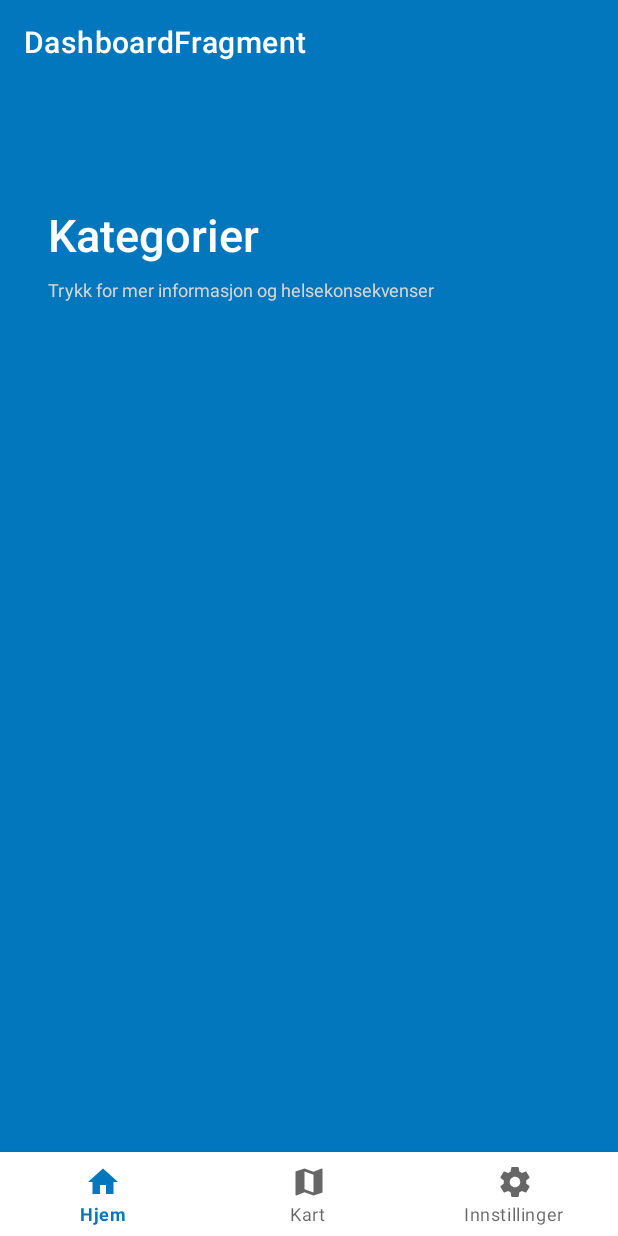
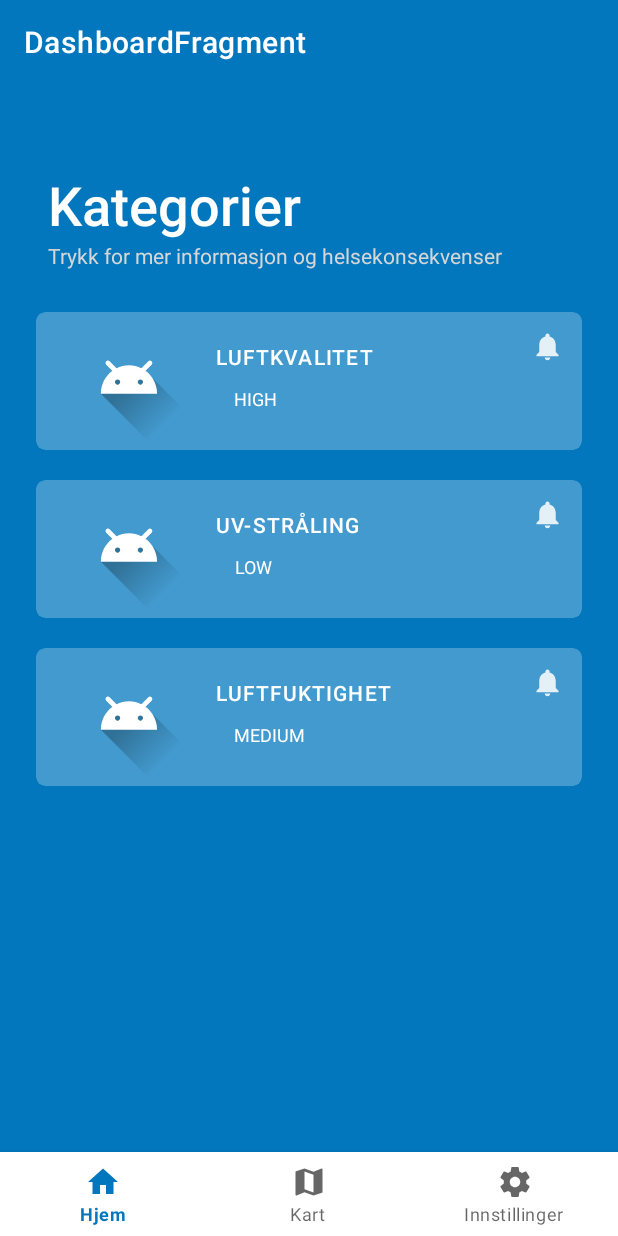
Before and after one commit to robinfroland/klimahelse, an Android app: the screen it shows after launch (MainActivity), after a tap on "FERDIG", on a phone screen of 412 x 824 dp. Run offline under Robolectric (Android 15) with nearby library versions, the phone set to English and light mode, and no system bars; our stand-ins replace navigation-ui; 1 other tap on this screen came first.

Commit message:
Submit enabled modules and tweak cardlayout

```diff
--- a/app/src/main/java/com/example/helse/adapters/ModuleAdapter.kt
+++ b/app/src/main/java/com/example/helse/adapters/ModuleAdapter.kt
@@ -28,7 +28,7 @@ class ModuleAdapter(private var enabledModules: ArrayList<ModuleCard>) : Recycle
         holder.module.module_title.text = category
         holder.module.module_dangerindicator.text = dangerIndicator
         when(dangerIndicator) {
-            "HIGH" -> holder.module.module_dangerindicator.setBackgroundResource(R.color.design_dark_default_color_error)
+            // change color and text of dangerindicator
         }
         if (pushEnabled) {
             holder.module.module_push.setImageResource(R.drawable.ic_notifications_enabled)
--- a/app/src/main/java/com/example/helse/ui/DashboardFragment.kt
+++ b/app/src/main/java/com/example/helse/ui/DashboardFragment.kt
@@ -25,6 +25,7 @@ class DashboardFragment : Fragment() {
     }
 
     override fun onViewCreated(view: View, savedInstanceState: Bundle?) {
+        submitModules()
         super.onViewCreated(view, savedInstanceState)
         val viewManager = LinearLayoutManager(context)
         viewAdapter = ModuleAdapter(enabledModules)
@@ -34,4 +35,11 @@ class DashboardFragment : Fragment() {
         }
     }
 
+    private fun submitModules() {
+        enabledModules = arrayListOf(
+            ModuleCard(R.drawable.ic_launcher_foreground, "luftkvalitet", "HIGH", true),
+            ModuleCard(R.drawable.ic_launcher_foreground, "UV-Stråling", "LOW", true),
+            ModuleCard(R.drawable.ic_launcher_foreground, "Luftfuktighet", "MEDIUM", true)
+        )
+    }
 }
--- a/app/src/main/res/drawable/dot_on_color.xml
+++ b/app/src/main/res/drawable/dot_on_color.xml
@@ -6,7 +6,7 @@
             android:shape="ring"
             android:thickness="4dp"
             android:useLevel="false">
-            <solid android:color="@color/dotWhite"/>
+            <solid android:color="@color/colorDotWhite"/>
         </shape>
     </item>
 </layer-list>
--- a/app/src/main/res/drawable/dot_on_white.xml
+++ b/app/src/main/res/drawable/dot_on_white.xml
@@ -6,7 +6,7 @@
             android:shape="ring"
             android:thickness="4dp"
             android:useLevel="false">
-            <solid android:color="@color/dotColor"/>
+            <solid android:color="@color/colorDot"/>
         </shape>
     </item>
 </layer-list>
--- a/app/src/main/res/drawable/ic_notifications_disabled.xml
+++ b/app/src/main/res/drawable/ic_notifications_disabled.xml
@@ -1,5 +1,5 @@
 <vector android:height="24dp" android:tint="#FFFFFF"
     android:viewportHeight="24.0" android:viewportWidth="24.0"
     android:width="24dp" xmlns:android="http://schemas.android.com/apk/res/android">
-    <path android:fillColor="@color/mtrl_on_primary_disabled" android:pathData="M12,22c1.1,0 2,-0.9 2,-2h-4c0,1.1 0.9,2 2,2zM18,16v-5c0,-3.07 -1.63,-5.64 -4.5,-6.32L13.5,4c0,-0.83 -0.67,-1.5 -1.5,-1.5s-1.5,0.67 -1.5,1.5v0.68C7.64,5.36 6,7.92 6,11v5l-2,2v1h16v-1l-2,-2zM16,17L8,17v-6c0,-2.48 1.51,-4.5 4,-4.5s4,2.02 4,4.5v6z"/>
+    <path android:fillColor="@color/colorPushIconDisabled" android:pathData="M12,22c1.1,0 2,-0.9 2,-2h-4c0,1.1 0.9,2 2,2zM18,16v-5c0,-3.07 -1.63,-5.64 -4.5,-6.32L13.5,4c0,-0.83 -0.67,-1.5 -1.5,-1.5s-1.5,0.67 -1.5,1.5v0.68C7.64,5.36 6,7.92 6,11v5l-2,2v1h16v-1l-2,-2zM16,17L8,17v-6c0,-2.48 1.51,-4.5 4,-4.5s4,2.02 4,4.5v6z"/>
 </vector>
--- a/app/src/main/res/drawable/ic_notifications_enabled.xml
+++ b/app/src/main/res/drawable/ic_notifications_enabled.xml
@@ -1,5 +1,5 @@
 <vector android:height="24dp" android:tint="#FFFFFF"
     android:viewportHeight="24.0" android:viewportWidth="24.0"
     android:width="24dp" xmlns:android="http://schemas.android.com/apk/res/android">
-    <path android:fillColor="@color/mtrl_on_primary_emphasis_medium" android:pathData="M12,22c1.1,0 2,-0.9 2,-2h-4c0,1.1 0.89,2 2,2zM18,16v-5c0,-3.07 -1.64,-5.64 -4.5,-6.32L13.5,4c0,-0.83 -0.67,-1.5 -1.5,-1.5s-1.5,0.67 -1.5,1.5v0.68C7.63,5.36 6,7.92 6,11v5l-2,2v1h16v-1l-2,-2z"/>
+    <path android:fillColor="@color/colorPushIconEnabled" android:pathData="M12,22c1.1,0 2,-0.9 2,-2h-4c0,1.1 0.89,2 2,2zM18,16v-5c0,-3.07 -1.64,-5.64 -4.5,-6.32L13.5,4c0,-0.83 -0.67,-1.5 -1.5,-1.5s-1.5,0.67 -1.5,1.5v0.68C7.63,5.36 6,7.92 6,11v5l-2,2v1h16v-1l-2,-2z"/>
 </vector>
--- a/app/src/main/res/layout/fragment_dashboard.xml
+++ b/app/src/main/res/layout/fragment_dashboard.xml
@@ -13,11 +13,11 @@
         android:layout_width="wrap_content"
         android:layout_height="wrap_content"
         android:layout_marginStart="32dp"
-        android:layout_marginTop="80dp"
+        android:layout_marginTop="56dp"
         android:fontFamily="sans-serif-medium"
         android:text="@string/categories"
         android:textColor="@color/colorWhite"
-        android:textSize="30sp"
+        android:textSize="36sp"
         app:layout_constraintStart_toStartOf="parent"
         app:layout_constraintTop_toTopOf="parent" />
 
@@ -26,10 +26,10 @@
         android:layout_width="wrap_content"
         android:layout_height="wrap_content"
         android:layout_marginStart="32dp"
-        android:layout_marginTop="8dp"
+        android:fontFamily="sans-serif"
         android:text="@string/categories_description"
-        android:textColor="@color/mtrl_on_primary_emphasis_medium"
-        android:textSize="12sp"
+        android:textColor="@color/mtrl_dark_on_primary_emphasis_medium"
+        android:textSize="14sp"
         app:layout_constraintStart_toStartOf="parent"
         app:layout_constraintTop_toBottomOf="@+id/dashboard_title" />
 
@@ -38,9 +38,8 @@
         android:layout_width="match_parent"
         android:layout_height="0dp"
         android:layout_marginStart="24dp"
-        android:layout_marginTop="24dp"
+        android:layout_marginTop="8dp"
         android:layout_marginEnd="24dp"
-        android:layout_marginBottom="32dp"
         app:layout_constraintBottom_toBottomOf="parent"
         app:layout_constraintEnd_toEndOf="parent"
         app:layout_constraintStart_toStartOf="parent"
--- a/app/src/main/res/layout/list_item_module.xml
+++ b/app/src/main/res/layout/list_item_module.xml
@@ -3,19 +3,20 @@
     xmlns:app="http://schemas.android.com/apk/res-auto"
     xmlns:tools="http://schemas.android.com/tools"
     android:layout_width="match_parent"
-    android:layout_height="match_parent"
+    android:layout_height="wrap_content"
     android:orientation="vertical"
     tools:background="@color/colorPrimary">
 
     <androidx.cardview.widget.CardView
-        android:id="@+id/moduleCard"
+        android:id="@+id/card_module"
         android:layout_width="match_parent"
-        android:layout_height="100dp"
-        android:layout_marginStart="8dp"
-        android:layout_marginTop="32dp"
-        android:layout_marginEnd="8dp"
+        android:layout_height="92dp"
+        android:layout_marginStart="0dp"
+        android:layout_marginTop="20dp"
+        android:layout_marginEnd="0dp"
         app:cardBackgroundColor="@color/moduleCardBackground"
-        app:cardCornerRadius="5dp">
+        app:cardCornerRadius="6dp"
+        app:cardElevation="0dp">
 
         <androidx.constraintlayout.widget.ConstraintLayout
             android:layout_width="match_parent"
@@ -28,49 +29,53 @@
                 android:layout_marginStart="8dp"
                 android:layout_marginTop="8dp"
                 android:layout_marginBottom="8dp"
+                android:contentDescription="MODULETEXT"
                 app:layout_constraintBottom_toBottomOf="parent"
                 app:layout_constraintStart_toStartOf="parent"
                 app:layout_constraintTop_toTopOf="parent"
-                app:srcCompat="@drawable/ic_launcher_foreground"
-                android:contentDescription="TODO" />
+                app:srcCompat="@drawable/ic_launcher_foreground" />
 
             <TextView
                 android:id="@+id/module_title"
                 android:layout_width="wrap_content"
                 android:layout_height="wrap_content"
-                android:layout_marginStart="16dp"
-                android:layout_marginTop="24dp"
+                android:layout_marginStart="4dp"
+                android:layout_marginTop="20dp"
                 android:fontFamily="sans-serif-medium"
                 android:letterSpacing="0.05"
                 android:text="MODULE"
+                android:textAllCaps="true"
                 android:textColor="@color/colorWhite"
-                android:textSize="18sp"
+                android:textSize="14sp"
                 app:layout_constraintStart_toEndOf="@+id/module_icon"
-                app:layout_constraintTop_toTopOf="parent"
-                tools:letterSpacing="0.2" />
+                app:layout_constraintTop_toTopOf="parent" />
 
             <Button
                 android:id="@+id/module_dangerindicator"
+                style="@style/Widget.AppCompat.Button.Borderless.Colored"
                 android:layout_width="wrap_content"
                 android:layout_height="35dp"
-                android:layout_marginStart="16dp"
-                android:backgroundTint="@color/design_default_color_error"
+                android:layout_marginStart="4dp"
+                android:backgroundTint="@color/colorDangerHigh"
                 android:clickable="false"
+                android:elevation="0dp"
                 android:focusable="false"
+                android:fontFamily="sans-serif"
+                android:minWidth="0dp"
                 android:paddingStart="12dp"
-                android:paddingTop="0dp"
                 android:paddingEnd="12dp"
-                android:paddingBottom="0dp"
                 android:text="DANGERLEVEL"
+                android:textSize="12sp"
                 app:layout_constraintStart_toEndOf="@+id/module_icon"
-                app:layout_constraintTop_toBottomOf="@+id/module_title" />
+                app:layout_constraintTop_toBottomOf="@+id/module_title"
+                app:strokeWidth="0dp" />
 
             <ImageView
                 android:id="@+id/module_push"
-                android:layout_width="wrap_content"
-                android:layout_height="wrap_content"
-                android:layout_marginTop="8dp"
-                android:layout_marginEnd="8dp"
+                android:layout_width="22dp"
+                android:layout_height="22dp"
+                android:layout_marginTop="12dp"
+                android:layout_marginEnd="12dp"
                 app:layout_constraintEnd_toEndOf="parent"
                 app:layout_constraintTop_toTopOf="parent"
                 app:srcCompat="@drawable/ic_notifications_enabled" />
--- a/app/src/main/res/values/colors.xml
+++ b/app/src/main/res/values/colors.xml
@@ -7,17 +7,26 @@
 
     <!-- Secondary color palette -->
 
+    <!-- Danger indicator colors -->
+    <color name="colorDangerHigh">#CC0000</color>
+    <color name="colorDangerMedium">#FF8800</color>
+    <color name="colorDangerLow">#007E33</color>
+
     <!-- Dot indicators -->
-    <color name="dotWhite">#FFFFFF</color>
-    <color name="dotColor">#0277bd</color>
+    <color name="colorDotWhite">#FFFFFF</color>
+    <color name="colorDot">#0277bd</color>
+
+    <!-- Push notification -->
+    <color name="colorPushIconDisabled">#B3FFFFFF</color>
+    <color name="colorPushIconEnabled">#DAFFFFFF</color>
 
     <!-- Miscellaneous -->
     <color name="colorAccent">#C2185B</color>
-    <color name="colorError"></color>
+    <color name="colorError">#CC0000</color>
 
     <color name="colorWhite">#FFFFFF</color>
     <color name="colorGreyDark">#1B1B1B</color>
     <color name="colorWhite_transparent">#31FFFFFF</color>
-    <color name="moduleCardBackground">#64FFFFFF</color>
+    <color name="moduleCardBackground">#41FFFFFF</color>
 
 </resources>
```
